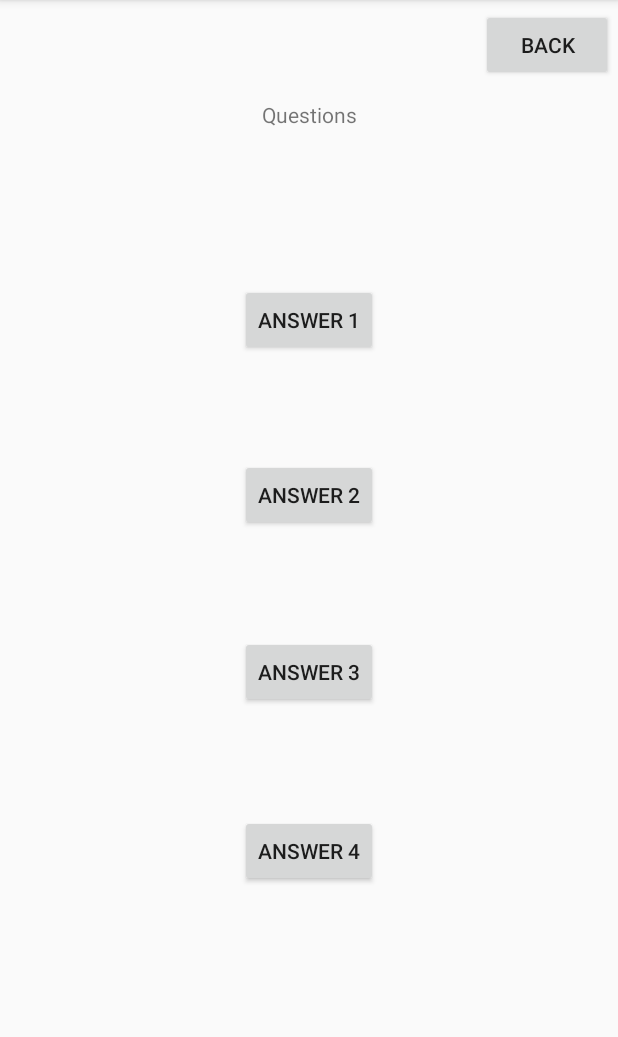
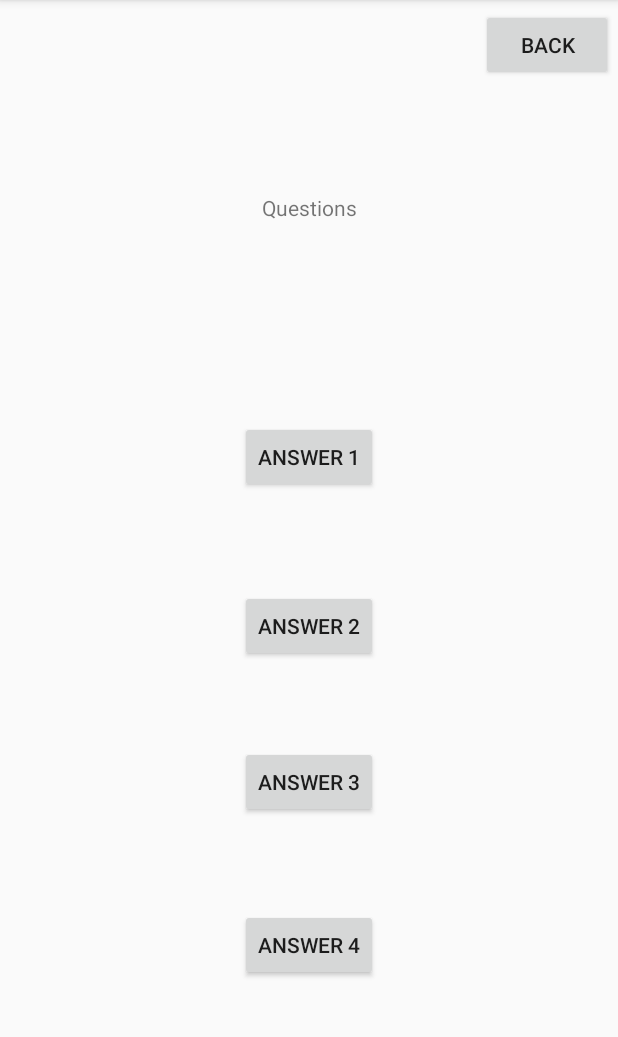
Before and after one commit to GDMSProduction/GetQuiz, an Android app: the QuestionsScreen screen opened directly, with no data from a screen before it, on a phone screen of 412 x 824 dp, the part 84-1121 px from its top. Run offline under Robolectric (Android 15) with nearby library versions, the phone set to English and light mode, and no system bars.

Commit message:
Edit Questions screen

```diff
--- a/TriviaGame/app/src/main/res/layout/activity_questions_screen.xml
+++ b/TriviaGame/app/src/main/res/layout/activity_questions_screen.xml
@@ -15,7 +15,7 @@
         app:layout_constraintLeft_toLeftOf="parent"
         app:layout_constraintRight_toRightOf="parent"
         app:layout_constraintTop_toTopOf="parent"
-        app:layout_constraintVertical_bias="0.089" />
+        app:layout_constraintVertical_bias="0.172" />
 
     <Button
         android:id="@+id/Answer1BTN"
@@ -27,7 +27,7 @@
         app:layout_constraintLeft_toLeftOf="parent"
         app:layout_constraintRight_toRightOf="parent"
         app:layout_constraintTop_toTopOf="parent"
-        app:layout_constraintVertical_bias="0.263" />
+        app:layout_constraintVertical_bias="0.39" />
 
     <Button
         android:id="@+id/Answer2BTN"
@@ -39,7 +39,7 @@
         app:layout_constraintLeft_toLeftOf="parent"
         app:layout_constraintRight_toRightOf="parent"
         app:layout_constraintTop_toTopOf="parent"
-        app:layout_constraintVertical_bias="0.425" />
+        app:layout_constraintVertical_bias="0.546" />
 
     <Button
         android:id="@+id/Answer3BTN"
@@ -51,7 +51,7 @@
         app:layout_constraintLeft_toLeftOf="parent"
         app:layout_constraintRight_toRightOf="parent"
         app:layout_constraintTop_toTopOf="parent"
-        app:layout_constraintVertical_bias="0.589" />
+        app:layout_constraintVertical_bias="0.691" />
 
     <Button
         android:id="@+id/Answer4BTN"
@@ -63,7 +63,7 @@
         app:layout_constraintLeft_toLeftOf="parent"
         app:layout_constraintRight_toRightOf="parent"
         app:layout_constraintTop_toTopOf="parent"
-        app:layout_constraintVertical_bias="0.755" />
+        app:layout_constraintVertical_bias="0.842" />
 
     <Button
         android:id="@+id/QuestionsBackBTN"
```
